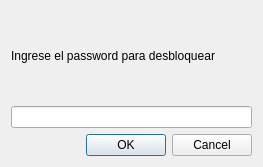
This is src/logindialog.ui in tarpuq/tarpuqJIGsw as Qt 5 draws it before an edit. The edited form follows.
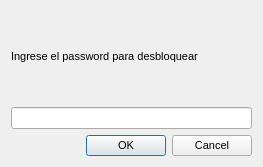
This is the edited form.

Diff of the .ui file:
```diff
--- a/src/logindialog.ui
+++ b/src/logindialog.ui
@@ -10,6 +10,11 @@
     <height>167</height>
    </rect>
   </property>
+  <property name="font">
+   <font>
+    <pointsize>8</pointsize>
+   </font>
+  </property>
   <property name="windowTitle">
    <string>Login</string>
   </property>
```
